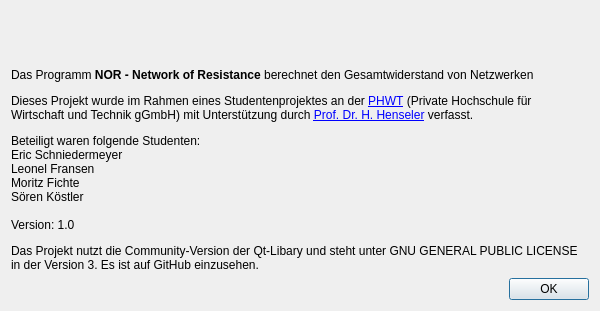
The window that src/view/aboutbox.ui (3ricS/NOR) describes before a commit, drawn with Qt 5.
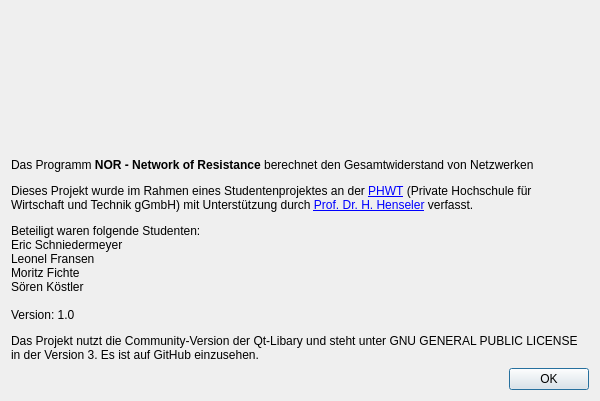
The same window after the commit. Icons and pictures are not drawn.

Commit message: Anpassen Darstellungs Stelle von About Qt

```diff
--- a/src/view/aboutbox.ui
+++ b/src/view/aboutbox.ui
@@ -7,11 +7,11 @@
     <x>0</x>
     <y>0</y>
     <width>600</width>
-    <height>311</height>
+    <height>401</height>
    </rect>
   </property>
   <property name="sizePolicy">
-   <sizepolicy hsizetype="Minimum" vsizetype="Preferred">
+   <sizepolicy hsizetype="Preferred" vsizetype="Maximum">
     <horstretch>0</horstretch>
     <verstretch>0</verstretch>
    </sizepolicy>
```
The commit also changes 1 other file.
